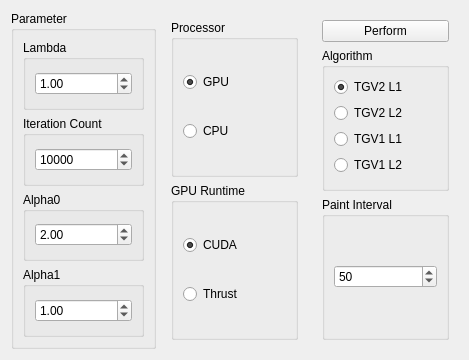
The window that source/modules/tgv/TGVWidget.ui (josefkoller/ambient_image_processor) describes before a commit, drawn with Qt 5.
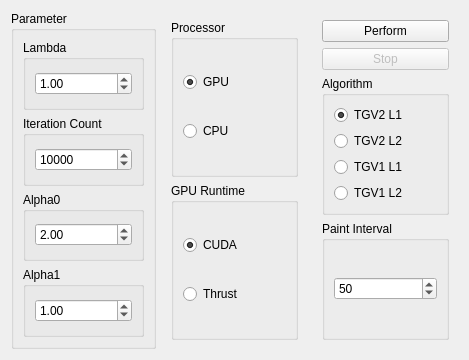
The same window after the commit.

Commit message: stop for the tgv algorithms

```diff
--- a/source/modules/tgv/TGVWidget.ui
+++ b/source/modules/tgv/TGVWidget.ui
@@ -170,6 +170,16 @@
         </property>
        </widget>
       </item>
+      <item>
+       <widget class="QPushButton" name="stop_button">
+        <property name="enabled">
+         <bool>false</bool>
+        </property>
+        <property name="text">
+         <string>Stop</string>
+        </property>
+       </widget>
+      </item>
       <item>
        <widget class="QGroupBox" name="groupBox_9">
         <property name="title">
```
The commit also changes 21 other files.
